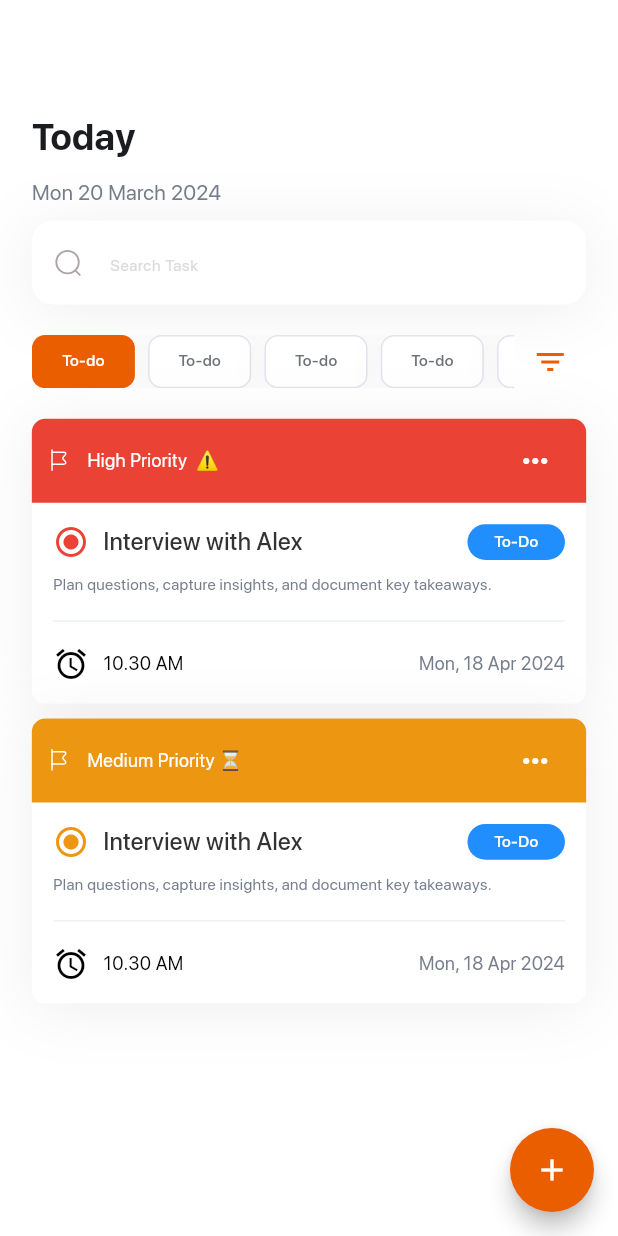
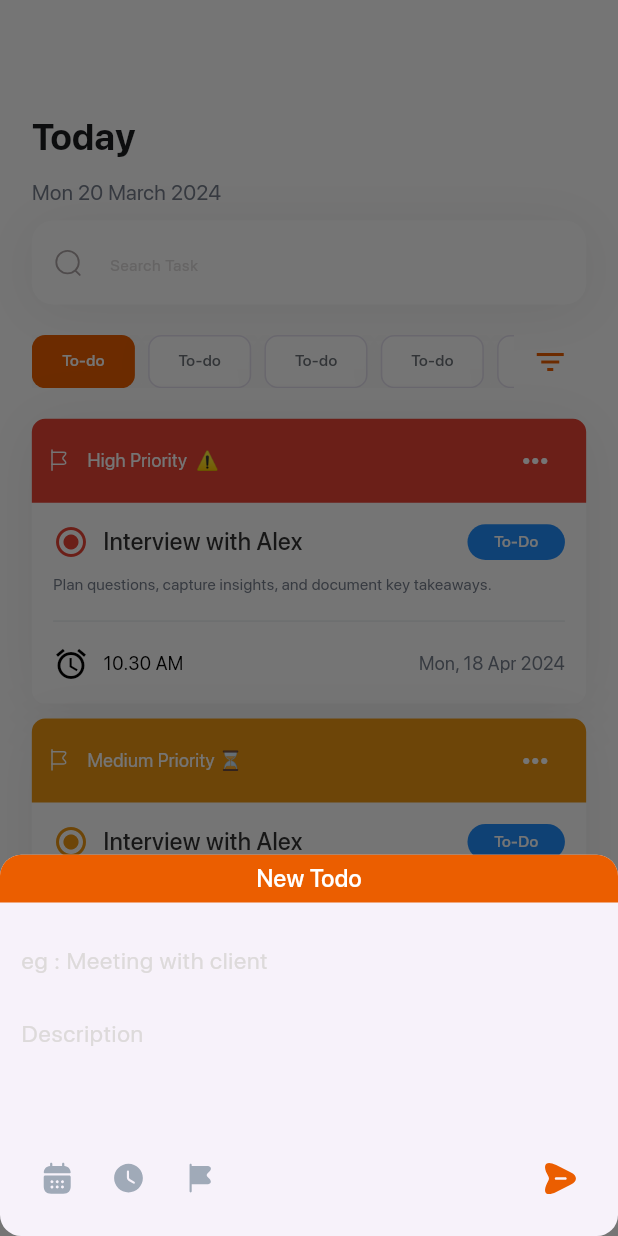
Before and after one commit to pankaj1101/task_management_app, a Flutter app: the HomeScreen screen opened by its route, after a tap on the "add" icon, on a phone screen of 412 x 824 dp. Run offline on Flutter 3.47's test engine with Material 3 defaults, Android fonts, the phone set to English and light mode, and no system bars; our stand-ins replace flutter_riverpod, flutter_screenutil, flutter_svg, shared_preferences; accounts and stored records are empty.

```diff
--- a/lib/core/constants/app_assets.dart
+++ b/lib/core/constants/app_assets.dart
@@ -25,4 +25,8 @@ class AppAssets {
       'https://www.alucoildesign.com/assets/pages/media/profile/profile_user.jpg';
 
   // Profile page icons
+  static final String clockIcon = 'assets/icons/clock.svg';
+  static final String flagIcon1 = 'assets/icons/flag1.svg';
+  static final String sendIcon = 'assets/icons/send.svg';
+
 }
--- a/lib/features/calendar/calendar_screen.dart
+++ b/lib/presentation/calendar/calendar_screen.dart
@@ -2,7 +2,7 @@ import 'package:flutter/material.dart';
 import 'package:flutter_screenutil/flutter_screenutil.dart';
 import 'package:task_management_app/core/constants/constants_export.dart';
 import 'package:task_management_app/core/enums/task_priority_enums.dart';
-import 'package:task_management_app/features/home/components/task_card_item.dart';
+import 'package:task_management_app/presentation/home/components/task_card_item.dart';
 import 'package:task_management_app/widgets/horizontal_calendar.dart';
 
 class CalendarScreen extends StatelessWidget {
--- /dev/null
+++ b/lib/presentation/home/components/todo_add_sheet.dart
@@ -0,0 +1,155 @@
+// Helper to open the calendar bottom sheet
+import 'package:flutter/material.dart';
+import 'package:flutter_screenutil/flutter_screenutil.dart';
+import 'package:flutter_svg/flutter_svg.dart';
+import 'package:task_management_app/core/constants/constants_export.dart';
+
+import 'date_picker_sheet_helper.dart';
+
+void showTodoAddBottomSheet(BuildContext context) {
+  showModalBottomSheet(
+    context: context,
+    isScrollControlled: true,
+
+    shape: RoundedRectangleBorder(
+      borderRadius: BorderRadiusGeometry.circular(16.r),
+    ),
+    builder: (BuildContext bContext) {
+      return Padding(
+        padding: EdgeInsets.only(
+          bottom: MediaQuery.of(bContext).viewInsets.bottom,
+        ),
+        child: Column(
+          crossAxisAlignment: CrossAxisAlignment.stretch,
+          mainAxisSize: MainAxisSize.min,
+          children: [
+            Container(
+              padding: EdgeInsets.symmetric(vertical: 5.r),
+              alignment: Alignment.center,
+              decoration: BoxDecoration(
+                color: AppColors.primaryColor,
+                borderRadius: BorderRadius.only(
+                  topLeft: Radius.circular(16.r),
+                  topRight: Radius.circular(16.r),
+                ),
+              ),
+              child: Text(
+                'New Todo',
+                style: TextStyle(
+                  color: AppColors.whiteColor,
+                  fontSize: 18.r,
+                  fontWeight: FontWeight.w500,
+                ),
+              ),
+            ),
+            Padding(
+              padding: EdgeInsets.all(16.r),
+              child: Column(
+                spacing: 5,
+                mainAxisSize: MainAxisSize.min,
+                children: [
+                  TextFormField(
+                    decoration: InputDecoration(
+                      hintText: 'eg : Meeting with client',
+                      hintStyle: TextStyle(
+                        fontSize: 18.r,
+                        color: AppColors.grey3Color,
+                      ),
+                      border: InputBorder.none,
+                      focusedBorder: InputBorder.none,
+                      enabledBorder: InputBorder.none,
+                      errorBorder: InputBorder.none,
+                    ),
+                  ),
+                  TextFormField(
+                    maxLines: 3,
+                    decoration: InputDecoration(
+                      hintText: 'Description',
+                      hintStyle: TextStyle(
+                        fontSize: 18.r,
+                        color: AppColors.grey3Color,
+                      ),
+                      border: InputBorder.none,
+                      focusedBorder: InputBorder.none,
+                      enabledBorder: InputBorder.none,
+                      errorBorder: InputBorder.none,
+                    ),
+                  ),
+                  Row(
+                    children: [
+                      IconButton(
+                        onPressed: () {
+                          showSelectDateBottomSheet(context);
+                        },
+                        icon: SvgPicture.asset(AppAssets.calenderIconB),
+                      ),
+                      IconButton(
+                        onPressed: () {},
+                        icon: SvgPicture.asset(AppAssets.clockIcon),
+                      ),
+                      PopupMenuButton(
+                        shadowColor: AppColors.grey3Color.withValues(
+                          alpha: 0.7,
+                        ),
+                        menuPadding: EdgeInsets.all(0),
+                        shape: RoundedRectangleBorder(
+                          borderRadius: BorderRadius.circular(10.r),
+                        ),
+                        color: AppColors.whiteColor,
+                        icon: SvgPicture.asset(AppAssets.flagIcon1),
+                        itemBuilder:
+                            (BuildContext context) => <PopupMenuEntry<String>>[
+                              PopupMenuItem<String>(
+                                value: 'high_priority',
+                                child: Text(
+                                  '⚠️   High Priority',
+                                  style: TextStyle(
+                                    fontWeight: FontWeight.w400,
+                                    fontSize: 12.r,
+                                    color: AppColors.highPriorityColor,
+                                  ),
+                                ),
+                              ),
+                              const PopupMenuDivider(thickness: 0, height: 1),
+                              PopupMenuItem<String>(
+                                value: 'medium_priority',
+                                child: Text(
+                                  '⏳  Medium Priority',
+                                  style: TextStyle(
+                                    fontWeight: FontWeight.w400,
+                                    fontSize: 12.r,
+                                    color: AppColors.mediumPriorityColor,
+                                  ),
+                                ),
+                              ),
+                              const PopupMenuDivider(thickness: 0, height: 1),
+                              PopupMenuItem<String>(
+                                value: 'low_priority',
+                                child: Text(
+                                  '✅  Low Priority',
+                                  style: TextStyle(
+                                    fontWeight: FontWeight.w400,
+                                    fontSize: 12.r,
+                                    color: AppColors.lowPriorityColor,
+                                  ),
+                                ),
+                              ),
+                            ],
+                      ),
+
+                      Spacer(),
+                      IconButton(
+                        onPressed: () {},
+                        icon: SvgPicture.asset(AppAssets.sendIcon),
+                      ),
+                    ],
+                  ),
+                ],
+              ),
+            ),
+          ],
+        ),
+      );
+    },
+  );
+}
--- a/lib/features/home/home_screen.dart
+++ b/lib/presentation/home/home_screen.dart
@@ -6,6 +6,7 @@ import 'package:task_management_app/widgets/floating_action_widget.dart';
 
 import 'components/home_header.dart';
 import 'components/task_card_item.dart';
+import 'components/todo_add_sheet.dart';
 
 class HomeScreen extends StatelessWidget {
   const HomeScreen({super.key});
@@ -110,7 +111,11 @@ class HomeScreen extends StatelessWidget {
           ],
         ),
       ),
-      floatingActionButton: FloatingActionWidget(onTap: () {}),
+      floatingActionButton: FloatingActionWidget(
+        onTap: () {
+          showTodoAddBottomSheet(context);
+        },
+      ),
     );
   }
 }
--- a/lib/features/onboarding/onboarding_screen.dart
+++ b/lib/presentation/onboarding/onboarding_screen.dart
@@ -4,7 +4,7 @@ import 'package:flutter_screenutil/flutter_screenutil.dart';
 import 'package:task_management_app/application/onboarding/onboarding_notifier.dart';
 import 'package:task_management_app/core/constants/constants_export.dart';
 import 'package:task_management_app/core/router/app_router.dart';
-import 'package:task_management_app/features/onboarding/components/bottom_section_onboarding_screen.dart';
+import 'package:task_management_app/presentation/onboarding/components/bottom_section_onboarding_screen.dart';
 
 class OnboardingScreen extends ConsumerWidget {
   const OnboardingScreen({super.key});
--- a/lib/features/profile/profile_screen.dart
+++ b/lib/presentation/profile/profile_screen.dart
@@ -2,7 +2,7 @@ import 'package:flutter/material.dart';
 import 'package:flutter_screenutil/flutter_screenutil.dart';
 import 'package:flutter_svg/flutter_svg.dart';
 import 'package:task_management_app/core/constants/constants_export.dart';
-import 'package:task_management_app/features/profile/components/profile_items.dart';
+import 'package:task_management_app/presentation/profile/components/profile_items.dart';
 
 class ProfileScreen extends StatelessWidget {
   const ProfileScreen({super.key});
```
Also changed, not shown: lib/core/router/app_router.dart (+9 -9 lines), lib/presentation/home/components/date_picker_sheet_helper.dart (added, +55 -0 lines), lib/presentation/main_screen/main_screen.dart (renamed from lib/features/main_screen/main_screen.dart, +4 -4 lines), assets/icons/clock.svg (added), assets/icons/flag1.svg (added), assets/icons/send.svg (added), lib/presentation/auth/login/login_screen.dart (renamed from lib/features/auth/login/login_screen.dart), lib/presentation/auth/signup/signup_screen.dart (renamed from lib/features/auth/signup/signup_screen.dart), lib/presentation/home/components/home_header.dart (renamed from lib/features/home/components/home_header.dart), lib/presentation/home/components/task_card_item.dart (renamed from lib/features/home/components/task_card_item.dart), lib/presentation/notification/notification_screen.dart (renamed from lib/features/notification/notification_screen.dart), lib/presentation/onboarding/components/bottom_section_onboarding_screen.dart (renamed from lib/features/onboarding/components/bottom_section_onboarding_screen.dart), lib/presentation/profile/components/profile_items.dart (renamed from lib/features/profile/components/profile_items.dart), lib/presentation/splash/splash_screen.dart (renamed from lib/features/splash/splash_screen.dart).
